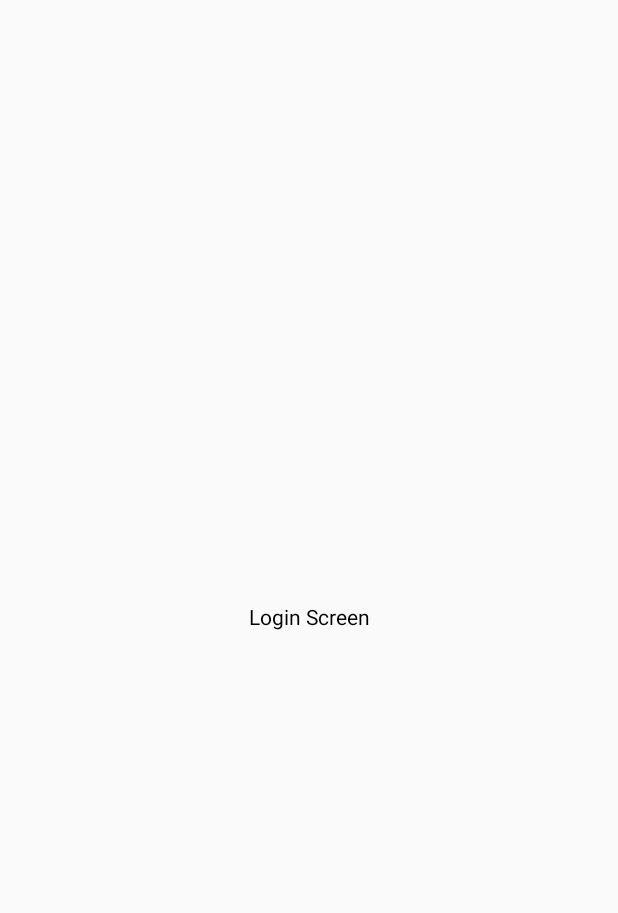
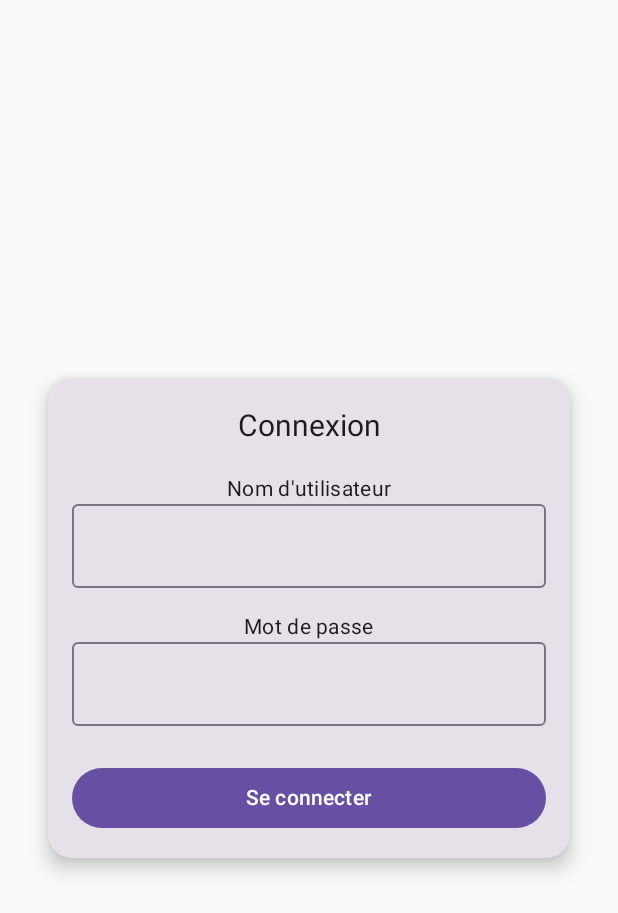
Before and after one commit to devthomy/D1-P2, an Android app built with Jetpack Compose: the screen it shows after launch (MainActivity), on a phone screen of 412 x 824 dp. Before the commit the part shown is almost empty. Shown: the top 913 px of the screen. Run offline under Robolectric (Android 15) with nearby library versions, the phone set to English and light mode, and no system bars.

Commit message:
Page loginScreen

```diff
--- /dev/null
+++ b/app/src/main/java/org/mathieu/sandboxdiiage12027/ui/composables/LoginCard.kt
@@ -0,0 +1,81 @@
+package org.mathieu.sandboxdiiage12027.ui.composables
+
+import androidx.compose.foundation.layout.*
+import androidx.compose.foundation.shape.RoundedCornerShape
+import androidx.compose.material3.*
+import androidx.compose.runtime.*
+import androidx.compose.ui.Alignment
+import androidx.compose.ui.Modifier
+import androidx.compose.ui.text.input.PasswordVisualTransformation
+import androidx.compose.ui.text.input.VisualTransformation
+import androidx.compose.ui.unit.dp
+import androidx.compose.ui.unit.sp
+
+@Composable
+fun LoginCard(
+    onLoginClick: (username: String, password: String) -> Unit
+) {
+    var username by remember { mutableStateOf("") }
+    var password by remember { mutableStateOf("") }
+
+    Card(
+        modifier = Modifier
+            .fillMaxWidth()
+            .padding(16.dp),
+        shape = RoundedCornerShape(16.dp),
+        elevation = CardDefaults.cardElevation(8.dp)
+    ) {
+        Column(
+            modifier = Modifier
+                .fillMaxWidth()
+                .padding(16.dp),
+            horizontalAlignment = Alignment.CenterHorizontally
+        ) {
+            // Title
+            Text(
+                text = "Connexion",
+                style = MaterialTheme.typography.headlineSmall,
+                fontSize = 20.sp
+            )
+
+            Spacer(modifier = Modifier.height(16.dp))
+
+            // Username input
+            Text(
+                text = "Nom d'utilisateur",
+                style = MaterialTheme.typography.bodyMedium
+            )
+            OutlinedTextField(
+                value = username,
+                onValueChange = { username = it },
+                modifier = Modifier.fillMaxWidth(),
+                singleLine = true
+            )
+
+            Spacer(modifier = Modifier.height(16.dp))
+
+            // Password input
+            Text(
+                text = "Mot de passe",
+                style = MaterialTheme.typography.bodyMedium
+            )
+            OutlinedTextField(
+                value = password,
+                onValueChange = { password = it },
+                modifier = Modifier.fillMaxWidth(),
+                singleLine = true,
+                visualTransformation = PasswordVisualTransformation()
+            )
+
+            Spacer(modifier = Modifier.height(24.dp))
+
+            // Login button
+            Button(
+                onClick = { onLoginClick(username, password) },
+                modifier = Modifier.fillMaxWidth()
+            ) {
+                Text(text = "Se connecter")
+            }
+        }
+    }
+}
--- a/app/src/main/java/org/mathieu/sandboxdiiage12027/ui/screens/LoginScreen.kt
+++ b/app/src/main/java/org/mathieu/sandboxdiiage12027/ui/screens/LoginScreen.kt
@@ -1,19 +1,25 @@
 package org.mathieu.sandboxdiiage12027.ui.screens
 
-import androidx.compose.runtime.Composable
 import androidx.compose.foundation.layout.Box
 import androidx.compose.foundation.layout.fillMaxSize
-import androidx.compose.material3.Text
+import androidx.compose.foundation.layout.padding
+import androidx.compose.runtime.Composable
 import androidx.compose.ui.Alignment
 import androidx.compose.ui.Modifier
-
+import androidx.compose.ui.unit.dp
+import org.mathieu.sandboxdiiage12027.ui.composables.LoginCard
 
 @Composable
 fun LoginScreen() {
     Box(
-        modifier = Modifier.fillMaxSize(),
+        modifier = Modifier
+            .fillMaxSize()
+            .padding(16.dp),
         contentAlignment = Alignment.Center
     ) {
-        Text(text = "Login Screen")
+        LoginCard { username, password ->
+            // Handle login logic here
+            println("Username: $username, Password: $password")
+        }
     }
 }
```
Also changed, not shown: 1 other file.
